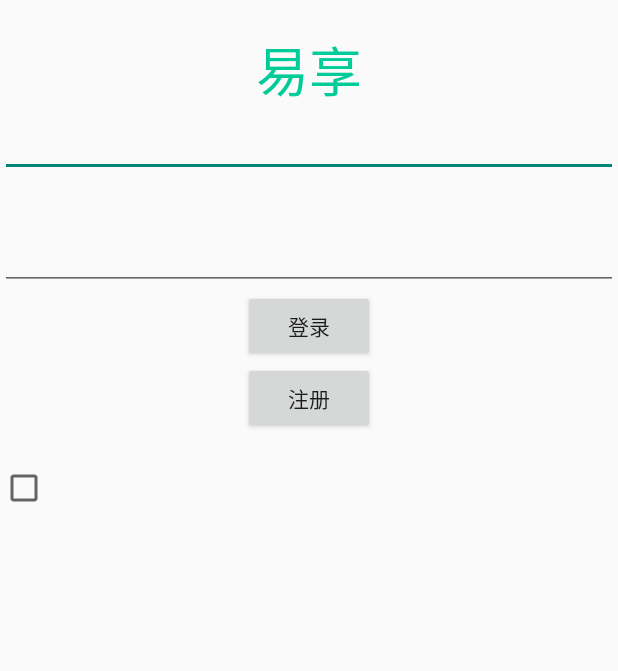
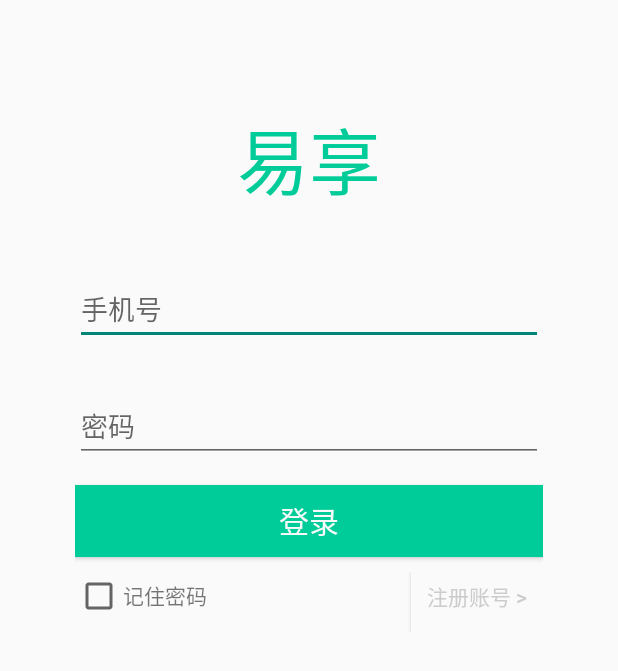
Before and after one commit to CleverLove8/Sharing, an Android app: the screen it shows after launch (LoginPage), on a phone screen of 412 x 824 dp. Shown: the top 671 px of the screen. Run offline under Robolectric (Android 15) with nearby library versions, the light colour scheme and no system bars; our stand-ins replace ButterKnife; libraries missing offline, so code that uses them is left out: cn.bmob.v3, com.avos.avoscloud; 10 statements that could not run were skipped.

Commit message:
修改登录页面

```diff
--- a/app/src/main/res/layout/activity_login_page.xml
+++ b/app/src/main/res/layout/activity_login_page.xml
@@ -3,6 +3,7 @@
     android:orientation="vertical"
     android:layout_width="match_parent"
     android:layout_height="match_parent"
+    android:padding="50dp"
     >
     <TextView
         android:layout_width="wrap_content"
@@ -10,39 +11,70 @@
         android:layout_gravity="center"
         android:layout_marginTop="20dp"
         android:text="易享"
-        android:textSize="35dp"
+        android:textSize="48dp"
         android:typeface="sans"
         android:textColor="@color/bottom_btn_selected"
         />
     <EditText
         android:id="@+id/et_username"
         android:layout_width="match_parent"
-        android:layout_height="wrap_content" />
+        android:layout_height="wrap_content"
+        android:layout_marginTop="40dp"
+        android:ems="10"
+        android:hint="手机号"
+        />
 
     <EditText
         android:id="@+id/et_password"
         android:layout_width="match_parent"
         android:layout_height="wrap_content"
         android:layout_marginTop="30dp"
+        android:hint="密码"
         />
     <Button
         android:id="@+id/bt_go"
-        android:layout_width="wrap_content"
+        android:layout_width="match_parent"
         android:layout_height="wrap_content"
+        android:layout_marginTop="15dp"
+        android:background="@color/bottom_btn_selected"
         android:text="登录"
+        android:textColor="@color/white"
+        android:textSize="20dp"
         android:layout_gravity="center"
         />
-    <Button
-        android:id="@+id/fab"
-        android:layout_width="wrap_content"
+
+    <RelativeLayout
+        android:layout_width="match_parent"
         android:layout_height="wrap_content"
-        android:layout_gravity="center"
-        android:text="注册"
-        />
-    <CheckBox
-        android:id="@+id/keep_password"
-        android:layout_width="wrap_content"
-        android:layout_height="wrap_content"
-        android:layout_marginTop="20dp"
-        />
+        android:orientation="horizontal"
+        android:layout_marginTop="10dp"
+        >
+        <LinearLayout
+            android:layout_width="wrap_content"
+            android:layout_height="wrap_content"
+            android:orientation="horizontal"
+            android:layout_gravity="left"
+            >
+            <CheckBox
+                android:id="@+id/keep_password"
+                android:layout_width="wrap_content"
+                android:layout_height="wrap_content"
+                />
+            <TextView
+                android:layout_width="wrap_content"
+                android:layout_height="wrap_content"
+                android:text="记住密码"
+                />
+        </LinearLayout>
+        <Button
+            android:id="@+id/fab"
+            android:layout_width="wrap_content"
+            android:layout_height="wrap_content"
+            android:layout_alignParentRight="true"
+            android:layout_marginTop="-8dp"
+            android:text="注册账号 >"
+            android:textColor="@color/gray_bg"
+            android:background="@color/white"
+            />
+    </RelativeLayout>
 </LinearLayout>
```
